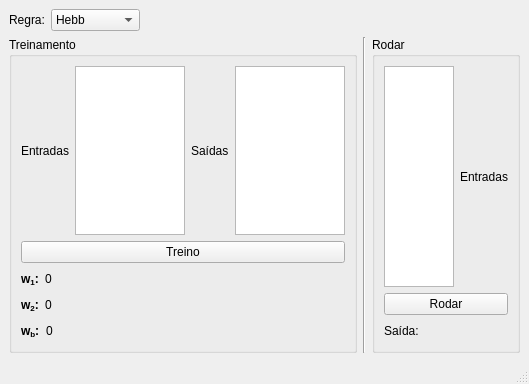
The window that 5_hebb_perceptron/hebb_perceptron.ui (alexandrecvf/ia-cc-2019-2-vilarinho) describes before a commit, drawn with Qt 5.
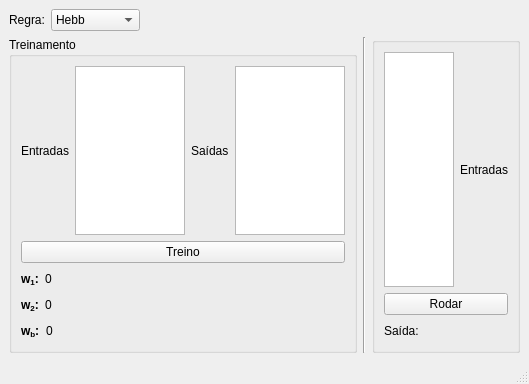
The same window after the commit.

Commit message: Hebb e Perceptron com UI (atualizado)

The edit to the form file:
```diff
--- a/5_hebb_perceptron/hebb_perceptron.ui
+++ b/5_hebb_perceptron/hebb_perceptron.ui
@@ -229,7 +229,7 @@
       <item>
        <widget class="QGroupBox" name="groupBox_2">
         <property name="title">
-         <string>Rodar</string>
+         <string/>
         </property>
         <layout class="QVBoxLayout" name="verticalLayout_5">
          <item>
```
The commit also changes 3 other files.
